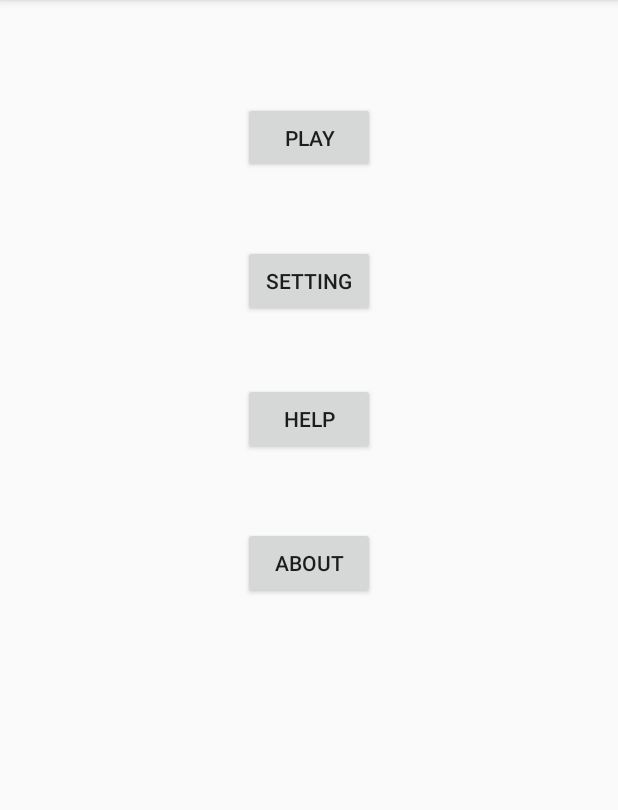
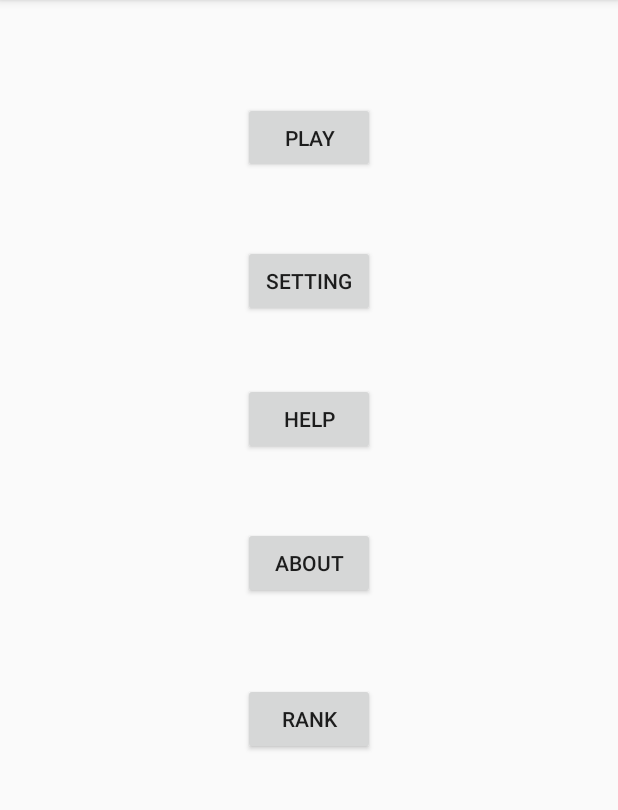
Before and after one commit to chinhquang/FunQuiz, an Android app: the OptionsActivity screen opened directly, with no data from a screen before it, on a phone screen of 412 x 824 dp, the part 84-894 px from its top. Run offline under Robolectric (Android 15) with nearby library versions, the phone set to English and light mode, and no system bars.

Commit message:
Add Rank Activity

```diff
--- a/app/src/main/java/com/example/chinhtrinhquang/funquiz/OptionsActivity.java
+++ b/app/src/main/java/com/example/chinhtrinhquang/funquiz/OptionsActivity.java
@@ -10,6 +10,7 @@ public class OptionsActivity extends AppCompatActivity {
     Button btnPlay;
     Button btnSetting;
     Button btnHelp;
+    Button btnRank;
     @Override
     protected void onCreate(Bundle savedInstanceState) {
         super.onCreate(savedInstanceState);
@@ -36,10 +37,18 @@ public class OptionsActivity extends AppCompatActivity {
                 startActivity(intent3);
             }
         });
+        btnRank.setOnClickListener(new View.OnClickListener() {
+            @Override
+            public void onClick(View v) {
+                Intent intent4 = new Intent(getApplication(),rankingActivity.class);
+                startActivity(intent4);
+            }
+        });
     }
     void Inflate(){
         btnPlay = (Button) findViewById(R.id.btnPlay);
         btnSetting = (Button) findViewById(R.id.btnSetting);
         btnHelp = (Button) findViewById(R.id.btnHelp);
+        btnRank = (Button) findViewById(R.id.rankButton);
     }
 }
--- a/app/src/main/res/layout/options.xml
+++ b/app/src/main/res/layout/options.xml
@@ -62,4 +62,19 @@
         app:layout_constraintStart_toStartOf="parent"
         app:layout_constraintTop_toBottomOf="@+id/btnHelp" />
 
+    <Button
+        android:id="@+id/rankButton"
+        android:layout_width="wrap_content"
+        android:layout_height="wrap_content"
+        android:layout_marginEnd="8dp"
+        android:layout_marginLeft="8dp"
+        android:layout_marginRight="8dp"
+        android:layout_marginStart="8dp"
+        android:layout_marginTop="56dp"
+        android:text="rank"
+        app:layout_constraintEnd_toEndOf="parent"
+        app:layout_constraintStart_toStartOf="parent"
+        app:layout_constraintTop_toBottomOf="@+id/button4"
+        tools:text="Rank" />
+
 </android.support.constraint.ConstraintLayout>
--- a/app/src/main/res/values/strings.xml
+++ b/app/src/main/res/values/strings.xml
@@ -39,5 +39,7 @@
     <string name="judgment_toast">Cheating is wrong</string>
     <string name="logged_in">Logged in</string>
     <string name="back_home">Turning back to menu</string>
+    <string name="action_settings">Settings</string>
+    <string name="title_activity_ranking">rankingActivity</string>
 
 </resources>
```
Also changed, not shown: app/src/main/AndroidManifest.xml (+5 -2 lines), app/src/main/java/com/example/chinhtrinhquang/funquiz/rankingActivity.java (added, +68 -0 lines), app/src/main/res/layout/activity_ranking.xml (added, +38 -0 lines).
